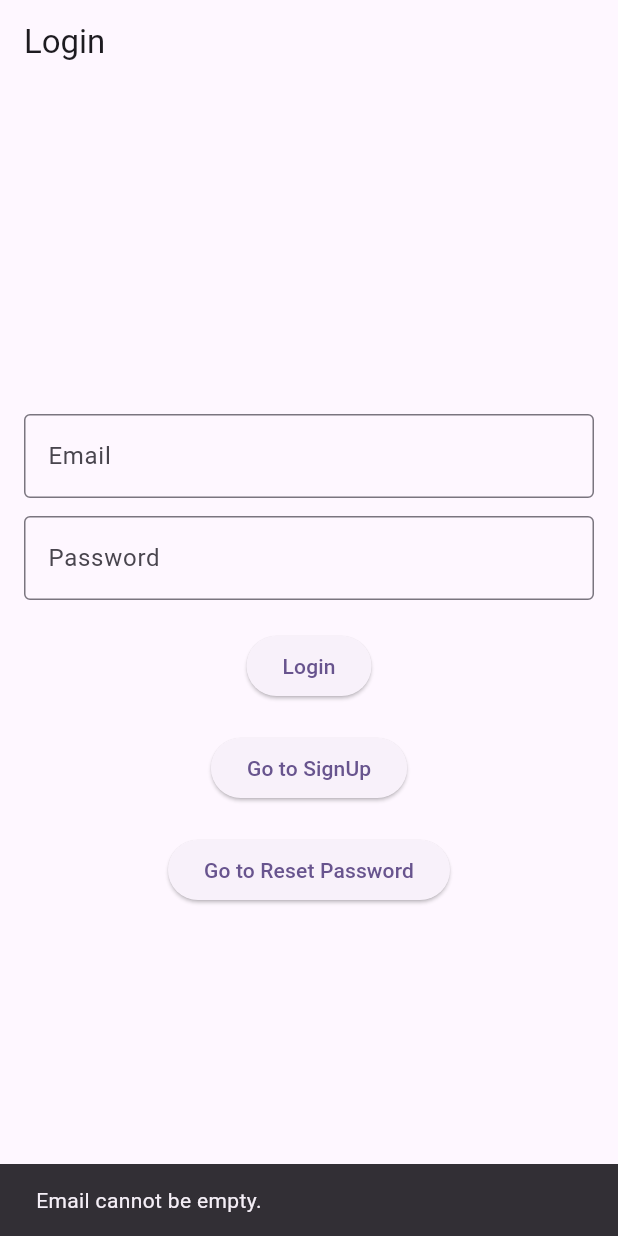
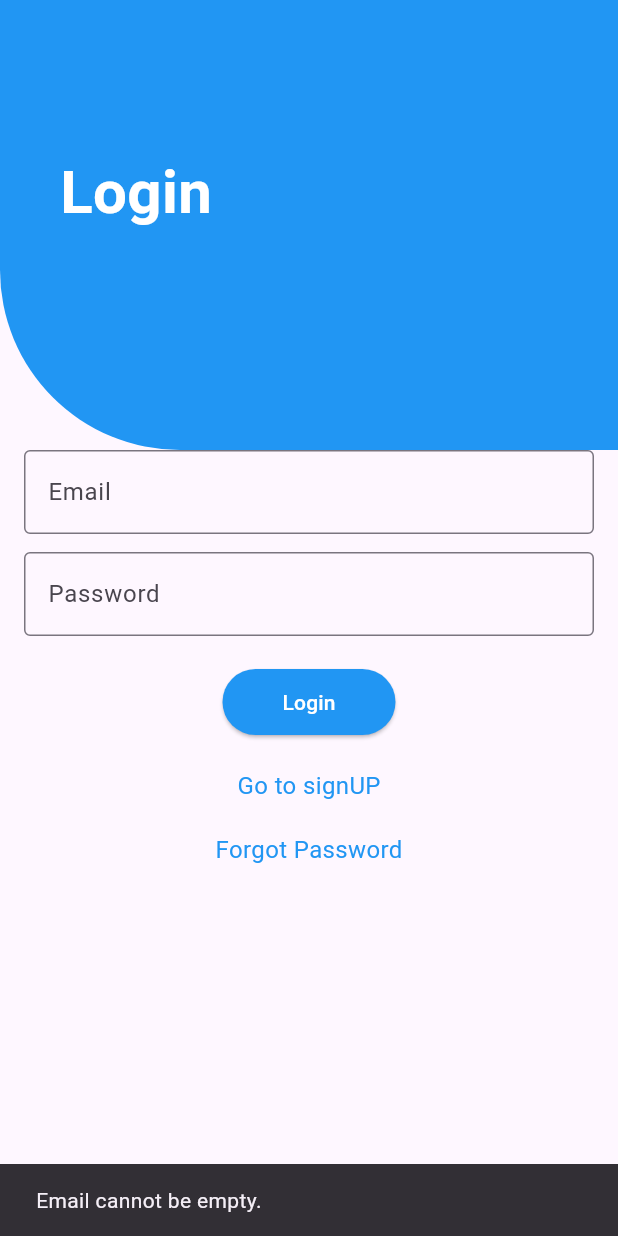
Before and after one commit to kamranafzal609080/Flutter_firebaseK23, a Flutter app: the screen it shows after launch, after a tap on "Login", on a phone screen of 412 x 824 dp. Run offline on Flutter 3.47's test engine with Material 3 defaults, Android fonts, the phone set to English and light mode, and no system bars; our stand-ins replace cloud_firestore, firebase_auth, firebase_core; accounts and stored records are empty.

```diff
--- a/lib/Model/Task.dart
+++ b/lib/Model/Task.dart
@@ -13,6 +13,7 @@ class Welcome {
   final String? image;
   final String? description;
   final String? priorityID;
+  final String? userID;
   final bool? isCompleted;
   final int? createdAt;
 
@@ -22,6 +23,7 @@ class Welcome {
     this.description,
     this.priorityID,
     this.image,
+    this.userID,
     this.isCompleted,
     this.createdAt,
   });
@@ -31,6 +33,7 @@ class Welcome {
     title: json["title"],
     description: json["description"],
     priorityID: json["priorityID"],
+    userID: json["userID"],
     image: json["image"],
     isCompleted: json["isCompleted"],
     createdAt: json["createdAt"],
@@ -41,6 +44,7 @@ class Welcome {
     "title": title,
     "description": description,
     "priorityID": priorityID,
+    "userID": userID,
     "image": image,
     "isCompleted": isCompleted,
     "createdAt": createdAt,
--- a/lib/Services/Task.dart
+++ b/lib/Services/Task.dart
@@ -38,9 +38,10 @@ class TaskServices {
   }
 
   ///Get All Task
-  Stream<List<Welcome>> getallTask() {
+  Stream<List<Welcome>> getallTask(String userID) {
     return FirebaseFirestore.instance
         .collection('taskCollection')
+        .where('userID', isEqualTo: userID)
         .snapshots()
         .map((taskList) => taskList.docs
             .map((taskJson) => Welcome.fromJson(taskJson.data()))
--- a/lib/views/CreateTask.dart
+++ b/lib/views/CreateTask.dart
@@ -1,9 +1,12 @@
 import 'package:fahad_khan/Model/Task.dart';
 import 'package:fahad_khan/Services/Task.dart';
 import 'package:fahad_khan/Services/priority.dart';
+import 'package:firebase_auth/firebase_auth.dart';
 import 'package:flutter/material.dart';
+import 'package:provider/provider.dart';
 
 import '../Model/Priority.dart';
+import '../provider/user.dart';
 
 class CreateTaskView extends StatefulWidget {
   const CreateTaskView({super.key});
@@ -32,6 +35,7 @@ class _CreateTaskViewState extends State<CreateTaskView> {
 
   @override
   Widget build(BuildContext context) {
+    var user = Provider.of<UserProvider>(context);
     return Scaffold(
       appBar: AppBar(
         title: Text('Create Task '),
@@ -97,6 +101,7 @@ class _CreateTaskViewState extends State<CreateTaskView> {
                           title: titleController.text,
                           description: descriptionController.text,
                           isCompleted: false,
+                          userID: user.getUser().docId.toString(),
                           priorityID: _selectedPriority!.docId.toString(),
                           createdAt: DateTime.now().millisecondsSinceEpoch,
                         ),
--- a/lib/views/login.dart
+++ b/lib/views/login.dart
@@ -5,7 +5,8 @@ import 'package:fahad_khan/views/reset%20pwd.dart';
 import 'package:flutter/material.dart';
 import 'package:provider/provider.dart';
 import '../Services/Auth.dart';
-import '../provider/user.dart'; // apna service file ka path
+import '../provider/user.dart';
+import 'Get all Task.dart';
 
 class LiginView extends StatefulWidget {
   const LiginView({super.key});
@@ -22,86 +23,123 @@ class _LiginViewState extends State<LiginView> {
   @override
   Widget build(BuildContext context) {
     var user = Provider.of<UserProvider>(context);
+
     return Scaffold(
-      appBar: AppBar(
-        title:  Text('Login'),
+      body: Stack(
+        children: [
+          // Blue Curved Header
+          Container(
+            height: 300,
+            width: double.infinity,
+            decoration: const BoxDecoration(
+              color: Colors.blue,
+              borderRadius: BorderRadius.only(
+                bottomLeft: Radius.circular(120),
+              ),
+            ),
+          ),
+          Positioned(
+            top: 100,
+            left: 40,
+            child: const Text(
+              "Login",
+              style: TextStyle(
+                color: Colors.white,
+                fontSize: 40,
+                fontWeight: FontWeight.bold,
+              ),
+            ),
+          ),
 
-      ),
-      body: Padding(
-        padding:  EdgeInsets.all(16.0),
+          // Main Login Form
+          SafeArea(
+            child: SingleChildScrollView(
+              padding: const EdgeInsets.symmetric(horizontal: 16),
               child: Column(
-          mainAxisAlignment: MainAxisAlignment.center,
                 children: [
+                  const SizedBox(height: 300),
+
                   // Email
                   TextField(
                     controller: emailController,
-              decoration:  InputDecoration(
+                    decoration: const InputDecoration(
                       border: OutlineInputBorder(),
                       labelText: "Email",
                     ),
                   ),
-             SizedBox(height: 12),
+                  const SizedBox(height: 12),
 
                   // Password
                   TextField(
                     controller: passwordController,
                     obscureText: true,
-              decoration:  InputDecoration(
+                    decoration: const InputDecoration(
                       border: OutlineInputBorder(),
                       labelText: "Password",
                     ),
                   ),
-             SizedBox(height: 20),
+                  const SizedBox(height: 20),
 
                   // Login Button
                   isLoading
-                ?  CircularProgressIndicator()
+                      ? const CircularProgressIndicator()
                       : ElevatedButton(
                     onPressed: () async {
                       if (emailController.text.isEmpty) {
                         ScaffoldMessenger.of(context).showSnackBar(
-                     SnackBar(
-                        content: Text("Email cannot be empty.")),
+                          const SnackBar(
+                            content: Text("Email cannot be empty."),
+                          ),
                         );
                         return;
                       }
                       if (passwordController.text.isEmpty) {
                         ScaffoldMessenger.of(context).showSnackBar(
-                     SnackBar(
-                        content: Text("Password cannot be empty.")),
+                          const SnackBar(
+                            content: Text("Password cannot be empty."),
+                          ),
                         );
                         return;
                       }
 
                       try {
                         isLoading = true;
-                  setState(() {
+                        setState(() {});
+
+                        await AuthServices()
+                            .loginUser(
+                          email: emailController.text.trim(),
+                          password: passwordController.text.trim(),
+                        )
+                            .then((val) async {
+                          await UserServices()
+                              .getUser(val.uid)
+                              .then((userDate) {
+                            user.setUser(userDate);
                           });
 
-                  await AuthServices().loginUser(
-                    email: emailController.text.trim(),
-                    password: passwordController.text.trim(),
-                  ).then((val) async {
-                    await UserServices().getUser(val.uid).then((userDate){
-                      user.setUser(userDate);
-                    });
                           isLoading = false;
                           setState(() {});
 
-                    // Success Dialog
                           showDialog(
                             context: context,
                             builder: (context) {
                               return AlertDialog(
-                          title: Text("Message"),
-                          content: Text(
+                                title: const Text("Message"),
+                                content: const Text(
                                     "User has been logged in successfully"),
                                 actions: [
                                   TextButton(
                                     onPressed: () {
-                                Navigator.push(context, MaterialPageRoute(builder: (context)=>profileDome()));
-                              }, // close dialog
-                              child: Text("Okay"),
+                                      Navigator.push(
+                                        context,
+                                        MaterialPageRoute(
+                                          builder: (context) =>
+                                              GetAllTaskView(),
+                                        ),
+                                      );
+                                    },
+                                    child: const Text("Okay"),
                                   ),
                                 ],
                               );
@@ -110,46 +148,68 @@ class _LiginViewState extends State<LiginView> {
                         });
                       } catch (e) {
                         isLoading = false;
-                  setState(() {
-                  });
+                        setState(() {});
                         ScaffoldMessenger.of(context).showSnackBar(
                           SnackBar(content: Text(e.toString())),
                         );
                       }
                     },
-              child:  Text('Login'),
+                    style: ElevatedButton.styleFrom(
+                      backgroundColor: Colors.blue,
+                      padding: const EdgeInsets.symmetric(
+                          horizontal: 40, vertical: 12),
+                    ),
+                    child: const Text(
+                      'Login',
+                      style: TextStyle(color: Colors.white),
+                    ),
+                  ),
+                  const SizedBox(height: 20),
+
+                  // Go to SignUp
+                  GestureDetector(
+                    onTap: () {
+                      Navigator.push(
+                        context,
+                        MaterialPageRoute(
+                          builder: (context) => const RegisterView(),
+                        ),
+                      );
+                    },
+                    child: const Text(
+                      "Go to signUP",
+                      style: TextStyle(
+                        color: Colors.blue,
+                        fontSize: 16,
+                      ),
+                    ),
                   ),
                    SizedBox(height: 20),
 
-            // Go to SignUp
-            ElevatedButton(
-              onPressed: () {
+                  // Go to Reset Password (Text link instead of button)
+                  GestureDetector(
+                    onTap: () {
                       Navigator.push(
                         context,
                         MaterialPageRoute(
-                    builder: (context) => RegisterView(), // Replace with SignUpView()
+                          builder: (context) => ResetPasswordView(),
                         ),
                       );
                     },
-              child:  Text("Go to SignUp"),
+                    child: const Text(
+                      "Forgot Password",
+                      style: TextStyle(
+                        color: Colors.blue,
+                        fontSize: 16,
                       ),
-             SizedBox(height: 20),
-
-            // Go to Reset Password
-            ElevatedButton(
-              onPressed: () {
-                Navigator.push(
-                  context,
-                  MaterialPageRoute(
-                    builder: (context) => ResetPasswordView(), // Replace with ResetPasswordView()
                     ),
-                );
-              },
-              child:  Text("Go to Reset Password"),
                   ),
                 ],
               ),
             ),
+          ),
+        ],
+      ),
     );
   }
 }
```
Also changed, not shown: lib/views/Get all Task.dart (+51 -32 lines), lib/views/profile.dart (+20 -13 lines), lib/views/update_profile.dart (added, +112 -0 lines). Lines whose indentation alone changed are shown as unchanged.
